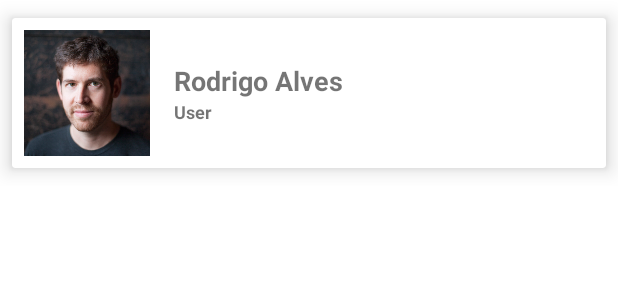
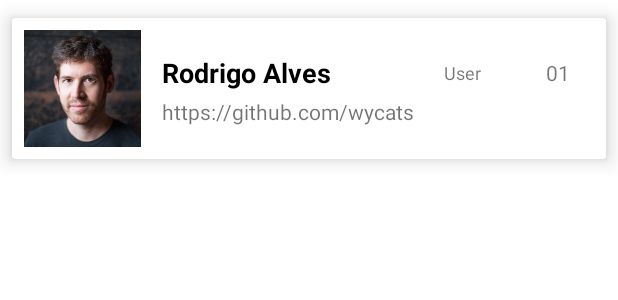
Before and after one commit to rod-sousa/Users, an Android app: the layout res_item_user.xml on its own in the app's theme, with its tools: preview values and no code run, on a phone screen of 412 x 824 dp. Shown: the top 300 px of the screen. Run offline under Robolectric (Android 15) with nearby library versions, the phone set to English and light mode, and no system bars; network calls fail.

```diff
--- a/app/src/main/java/com/example/users/api/UserApi.kt
+++ b/app/src/main/java/com/example/users/api/UserApi.kt
@@ -1,7 +1,6 @@
 package com.example.users.api
 
 import com.example.users.model.User
-import retrofit2.Call
 import retrofit2.Response
 import retrofit2.http.GET
 
--- a/app/src/main/java/com/example/users/di/modules/RepositoriesModule.kt
+++ b/app/src/main/java/com/example/users/di/modules/RepositoriesModule.kt
@@ -3,7 +3,6 @@ package com.example.users.di.modules
 import com.example.users.api.UserApi
 import com.example.users.repositories.UserRepository
 import com.example.users.repositories.UserRepositoryImpl
-import org.koin.core.scope.Scope
 import org.koin.dsl.module
 
 //TODO - Ensinando o Koin a criar minhas dependencias
@@ -15,7 +14,7 @@ val repositoriesModule = module {
     }
 }
 
-private fun provideUserRepository(userApi : UserApi) =
+private fun provideUserRepository(userApi: UserApi) =
     UserRepositoryImpl(
         userApi = userApi
     )
--- a/app/src/main/java/com/example/users/di/modules/ViewModelsModule.kt
+++ b/app/src/main/java/com/example/users/di/modules/ViewModelsModule.kt
@@ -13,6 +13,6 @@ val viewModelsModule = module {
     }
 }
 
-fun provideUserViewModel(userRepository: UserRepository) : UserViewModel{
+fun provideUserViewModel(userRepository: UserRepository): UserViewModel {
     return UserViewModel(userRepository)
 }
--- a/app/src/main/java/com/example/users/repositories/UserRepository.kt
+++ b/app/src/main/java/com/example/users/repositories/UserRepository.kt
@@ -1,7 +1,6 @@
 package com.example.users.repositories
 
 import com.example.users.model.User
-import retrofit2.Call
 import retrofit2.Response
 
 interface UserRepository {
--- a/app/src/main/java/com/example/users/repositories/UserRepositoryImpl.kt
+++ b/app/src/main/java/com/example/users/repositories/UserRepositoryImpl.kt
@@ -2,10 +2,10 @@ package com.example.users.repositories
 
 import com.example.users.api.UserApi
 import com.example.users.model.User
-import retrofit2.Call
 import retrofit2.Response
 
 //TODO - Implementa interface explicar (facilita os teste unitarios)
+//TODO - Repository é usado para abstrair as chamadas em um lugar só, caso mude - precisará mudar somente em um lugar
 class UserRepositoryImpl(
     private val userApi: UserApi
 ) : UserRepository {
--- a/app/src/main/res/layout/res_item_user.xml
+++ b/app/src/main/res/layout/res_item_user.xml
@@ -19,13 +19,13 @@
 
         <androidx.constraintlayout.widget.ConstraintLayout
             android:layout_width="match_parent"
-            android:layout_height="100dp">
+            android:padding="8dp"
+            android:layout_height="wrap_content">
 
             <ImageView
                 android:id="@+id/iv_avatar"
                 android:layout_width="wrap_content"
                 android:layout_height="0dp"
-                android:layout_margin="8dp"
                 android:adjustViewBounds="true"
                 android:padding="0dp"
                 android:scaleType="fitXY"
@@ -35,13 +35,25 @@
                 tools:srcCompat="@drawable/person" />
 
             <TextView
+                android:id="@+id/tv_id"
+                android:layout_width="wrap_content"
+                android:layout_height="wrap_content"
+                android:layout_marginEnd="16dp"
+                android:textSize="14sp"
+                app:layout_constraintBottom_toBottomOf="@+id/tv_type"
+                app:layout_constraintEnd_toEndOf="parent"
+                app:layout_constraintTop_toTopOf="@+id/tv_type"
+                tools:text="01" />
+
+            <TextView
                 android:id="@+id/tv_name_user"
                 android:layout_width="wrap_content"
                 android:layout_height="wrap_content"
-                android:layout_marginStart="16dp"
+                android:layout_marginStart="14dp"
                 android:textSize="18sp"
+                android:layout_marginTop="16dp"
                 android:textStyle="bold"
-                app:layout_constraintBottom_toTopOf="@+id/tv_type"
+                android:textColor="@color/black"
                 app:layout_constraintStart_toEndOf="@id/iv_avatar"
                 app:layout_constraintTop_toTopOf="parent"
                 app:layout_constraintVertical_chainStyle="packed"
@@ -51,16 +63,26 @@
                 android:id="@+id/tv_type"
                 android:layout_width="wrap_content"
                 android:layout_height="wrap_content"
+                android:layout_marginStart="32dp"
                 android:textSize="12sp"
-                android:textStyle="bold"
+                app:layout_constraintBottom_toBottomOf="@+id/tv_name_user"
+                app:layout_constraintEnd_toStartOf="@+id/tv_id"
+                app:layout_constraintStart_toEndOf="@id/tv_name_user"
+                app:layout_constraintTop_toTopOf="@id/tv_name_user"
+                tools:text="User" />
+
+            <TextView
+                android:id="@+id/tv_url"
+                android:layout_width="wrap_content"
+                android:layout_height="wrap_content"
+                android:layout_marginBottom="14dp"
+                android:layout_marginTop="4dp"
+                app:layout_constraintTop_toBottomOf="@id/tv_name_user"
+                app:layout_constraintStart_toEndOf="@id/iv_avatar"
                 app:layout_constraintBottom_toBottomOf="parent"
                 app:layout_constraintStart_toStartOf="@id/tv_name_user"
-                app:layout_constraintTop_toBottomOf="@+id/tv_name_user"
-                tools:text="User" />
-
-
+                tools:text="https://github.com/wycats"/>
 
         </androidx.constraintlayout.widget.ConstraintLayout>
     </androidx.cardview.widget.CardView>
-
 </androidx.constraintlayout.widget.ConstraintLayout>
```
Also changed, not shown: app/src/main/java/com/example/users/ui/MainActivity.kt (+19 -16 lines), app/src/main/java/com/example/users/ui/adapters/MainAdapter.kt (+16 -6 lines), app/src/main/java/com/example/users/viewmodels/UserViewModel.kt (+4 -7 lines).
